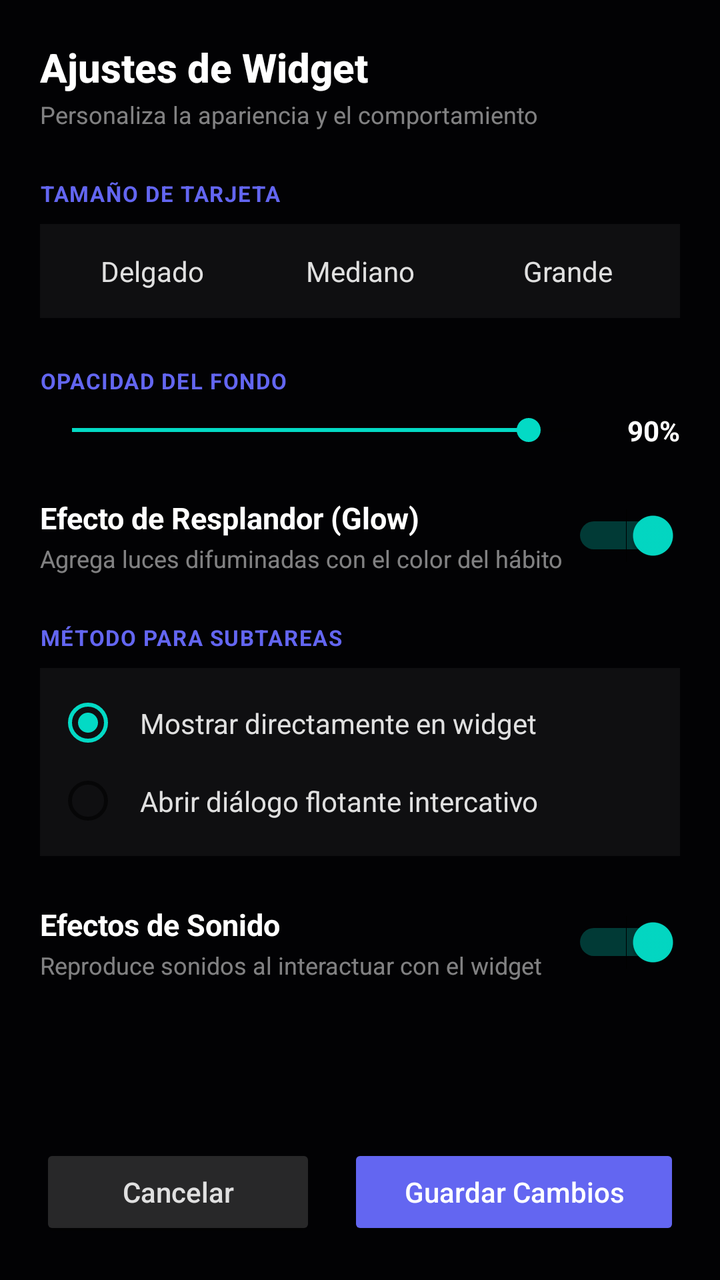
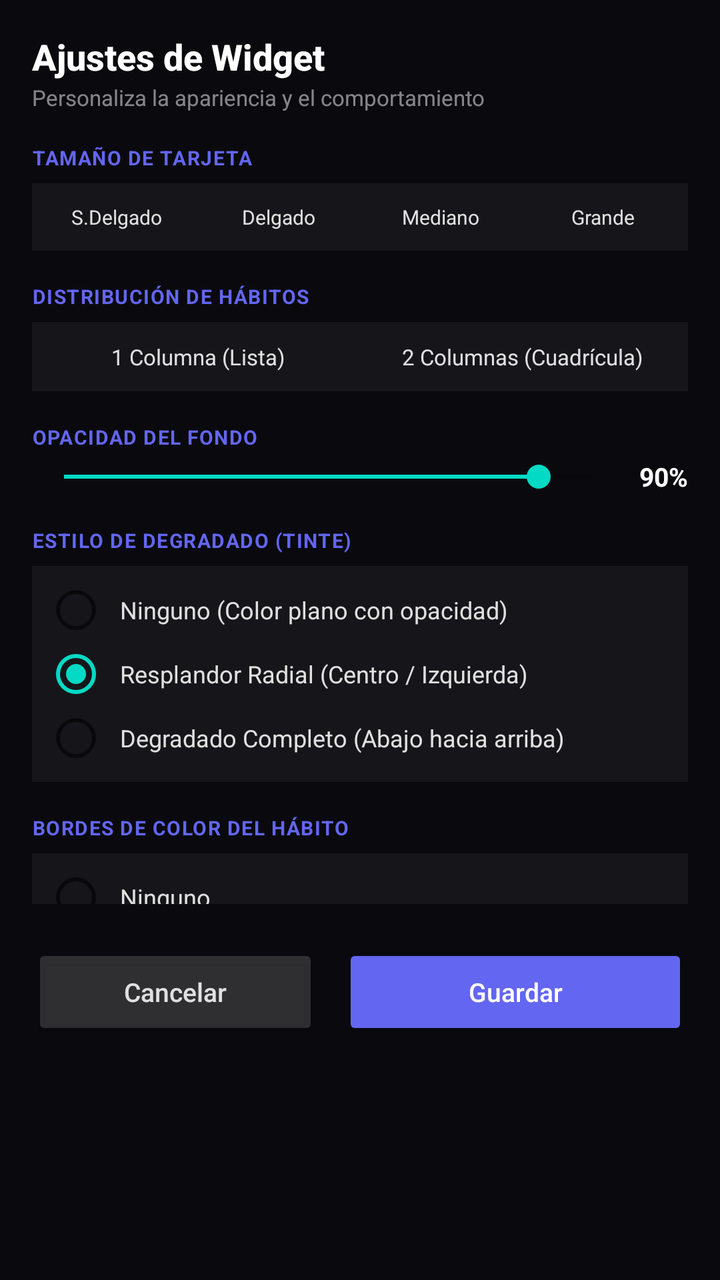

An Android layout rendered at two revisions. The XML below is the earlier revision; the diff shows what the commit changed to produce the second picture.
<!-- AndroidManifest.xml: application theme AppTheme -->
<!-- res/layout/widget_config_activity.xml -->
<?xml version="1.0" encoding="utf-8"?>
<LinearLayout xmlns:android="http://schemas.android.com/apk/res/android"
    android:layout_width="match_parent"
    android:layout_height="match_parent"
    android:orientation="vertical"
    android:background="#020204"
    android:padding="20dp">

    
    <RelativeLayout
        android:layout_width="match_parent"
        android:layout_height="wrap_content"
        android:layout_marginBottom="24dp">

        <TextView
            android:id="@+id/config_title"
            android:layout_width="wrap_content"
            android:layout_height="wrap_content"
            android:text="Ajustes de Widget"
            android:textColor="#FFFFFF"
            android:textSize="20sp"
            android:textStyle="bold"
            android:fontFamily="sans-serif-medium" />

        <TextView
            android:layout_width="wrap_content"
            android:layout_height="wrap_content"
            android:layout_below="@id/config_title"
            android:text="Personaliza la apariencia y el comportamiento"
            android:textColor="#80FFFFFF"
            android:textSize="12sp"
            android:layout_marginTop="2dp" />

    </RelativeLayout>

    <ScrollView
        android:layout_width="match_parent"
        android:layout_height="0dp"
        android:layout_weight="1"
        android:scrollbars="none">

        <LinearLayout
            android:layout_width="match_parent"
            android:layout_height="wrap_content"
            android:orientation="vertical">

            
            <TextView
                android:layout_width="wrap_content"
                android:layout_height="wrap_content"
                android:text="TAMAÑO DE TARJETA"
                android:textColor="#6366f1"
                android:textSize="11sp"
                android:textStyle="bold"
                android:letterSpacing="0.05"
                android:layout_marginBottom="8dp" />

            <RadioGroup
                android:id="@+id/config_size_group"
                android:layout_width="match_parent"
                android:layout_height="wrap_content"
                android:orientation="horizontal"
                android:layout_marginBottom="24dp"
                android:background="#0DFFFFFF"
                android:padding="4dp"
                android:gravity="center">

                <RadioButton
                    android:id="@+id/config_size_thin"
                    android:layout_width="0dp"
                    android:layout_height="wrap_content"
                    android:layout_weight="1"
                    android:text="Delgado"
                    android:textColor="#E0E0E0"
                    android:button="@null"
                    android:gravity="center"
                    android:padding="10dp"
                    android:background="@android:color/transparent" />

                <RadioButton
                    android:id="@+id/config_size_medium"
                    android:layout_width="0dp"
                    android:layout_height="wrap_content"
                    android:layout_weight="1"
                    android:text="Mediano"
                    android:textColor="#E0E0E0"
                    android:button="@null"
                    android:gravity="center"
                    android:padding="10dp"
                    android:background="@android:color/transparent"
                    android:checked="true" />

                <RadioButton
                    android:id="@+id/config_size_large"
                    android:layout_width="0dp"
                    android:layout_height="wrap_content"
                    android:layout_weight="1"
                    android:text="Grande"
                    android:textColor="#E0E0E0"
                    android:button="@null"
                    android:gravity="center"
                    android:padding="10dp"
                    android:background="@android:color/transparent" />

            </RadioGroup>

            
            <TextView
                android:layout_width="wrap_content"
                android:layout_height="wrap_content"
                android:text="OPACIDAD DEL FONDO"
                android:textColor="#6366f1"
                android:textSize="11sp"
                android:textStyle="bold"
                android:letterSpacing="0.05"
                android:layout_marginBottom="8dp" />

            <LinearLayout
                android:layout_width="match_parent"
                android:layout_height="wrap_content"
                android:orientation="horizontal"
                android:gravity="center_vertical"
                android:layout_marginBottom="24dp">

                <SeekBar
                    android:id="@+id/config_opacity_seekbar"
                    android:layout_width="0dp"
                    android:layout_height="wrap_content"
                    android:layout_weight="1"
                    android:max="100"
                    android:progress="90" />

                <TextView
                    android:id="@+id/config_opacity_value"
                    android:layout_width="wrap_content"
                    android:layout_height="wrap_content"
                    android:text="90%"
                    android:textColor="#FFFFFF"
                    android:textSize="14sp"
                    android:textStyle="bold"
                    android:layout_marginStart="8dp" />

            </LinearLayout>

            
            <RelativeLayout
                android:layout_width="match_parent"
                android:layout_height="wrap_content"
                android:layout_marginBottom="24dp">

                <TextView
                    android:id="@+id/glow_title"
                    android:layout_width="wrap_content"
                    android:layout_height="wrap_content"
                    android:text="Efecto de Resplandor (Glow)"
                    android:textColor="#FFFFFF"
                    android:textSize="15sp"
                    android:textStyle="bold" />

                <TextView
                    android:layout_width="wrap_content"
                    android:layout_height="wrap_content"
                    android:layout_below="@id/glow_title"
                    android:text="Agrega luces difuminadas con el color del hábito"
                    android:textColor="#80FFFFFF"
                    android:textSize="12sp"
                    android:layout_marginTop="2dp" />

                <Switch
                    android:id="@+id/config_glow_switch"
                    android:layout_width="wrap_content"
                    android:layout_height="wrap_content"
                    android:layout_alignParentEnd="true"
                    android:layout_centerVertical="true"
                    android:checked="true" />

            </RelativeLayout>

            
            <TextView
                android:layout_width="wrap_content"
                android:layout_height="wrap_content"
                android:text="MÉTODO PARA SUBTAREAS"
                android:textColor="#6366f1"
                android:textSize="11sp"
                android:textStyle="bold"
                android:letterSpacing="0.05"
                android:layout_marginBottom="8dp" />

            <RadioGroup
                android:id="@+id/config_checklist_group"
                android:layout_width="match_parent"
                android:layout_height="wrap_content"
                android:orientation="vertical"
                android:layout_marginBottom="24dp"
                android:background="#0DFFFFFF"
                android:padding="8dp">

                <RadioButton
                    android:id="@+id/config_checklist_direct"
                    android:layout_width="match_parent"
                    android:layout_height="wrap_content"
                    android:text="Mostrar directamente en widget"
                    android:textColor="#E0E0E0"
                    android:padding="10dp"
                    android:checked="true" />

                <RadioButton
                    android:id="@+id/config_checklist_dialog"
                    android:layout_width="match_parent"
                    android:layout_height="wrap_content"
                    android:text="Abrir diálogo flotante intercativo"
                    android:textColor="#E0E0E0"
                    android:padding="10dp" />

            </RadioGroup>

            
            <RelativeLayout
                android:layout_width="match_parent"
                android:layout_height="wrap_content"
                android:layout_marginBottom="24dp">

                <TextView
                    android:id="@+id/sound_title"
                    android:layout_width="wrap_content"
                    android:layout_height="wrap_content"
                    android:text="Efectos de Sonido"
                    android:textColor="#FFFFFF"
                    android:textSize="15sp"
                    android:textStyle="bold" />

                <TextView
                    android:layout_width="wrap_content"
                    android:layout_height="wrap_content"
                    android:layout_below="@id/sound_title"
                    android:text="Reproduce sonidos al interactuar con el widget"
                    android:textColor="#80FFFFFF"
                    android:textSize="12sp"
                    android:layout_marginTop="2dp" />

                <Switch
                    android:id="@+id/config_sound_switch"
                    android:layout_width="wrap_content"
                    android:layout_height="wrap_content"
                    android:layout_alignParentEnd="true"
                    android:layout_centerVertical="true"
                    android:checked="true" />

            </RelativeLayout>

        </LinearLayout>

    </ScrollView>

    
    <LinearLayout
        android:layout_width="match_parent"
        android:layout_height="wrap_content"
        android:orientation="horizontal"
        android:gravity="center"
        android:layout_marginTop="16dp">

        <Button
            android:id="@+id/config_cancel_btn"
            android:layout_width="0dp"
            android:layout_height="wrap_content"
            android:layout_weight="1"
            android:text="Cancelar"
            android:textColor="#E0E0E0"
            android:backgroundTint="#26FFFFFF"
            android:layout_marginEnd="8dp"
            android:textAllCaps="false" />

        <Button
            android:id="@+id/config_save_btn"
            android:layout_width="0dp"
            android:layout_height="wrap_content"
            android:layout_weight="1.2"
            android:text="Guardar Cambios"
            android:textColor="#FFFFFF"
            android:backgroundTint="#6366f1"
            android:layout_marginStart="8dp"
            android:textAllCaps="false" />

    </LinearLayout>

</LinearLayout>
<!-- resources referenced by this layout -->
<resources>
  <style name="AppTheme" parent="Theme.AppCompat.Light.DarkActionBar">
          
          <item name="colorPrimary">@color/colorPrimary</item>
          <item name="colorPrimaryDark">@color/colorPrimaryDark</item>
          <item name="colorAccent">@color/colorAccent</item>
      </style>
</resources>

<!-- the commit's change to res/layout/widget_config_activity.xml (unified diff, before → after) -->
@@ -1,16 +1,17 @@
 <?xml version="1.0" encoding="utf-8"?>
 <LinearLayout xmlns:android="http://schemas.android.com/apk/res/android"
     android:layout_width="match_parent"
-    android:layout_height="match_parent"
+    android:layout_height="wrap_content"
     android:orientation="vertical"
-    android:background="#020204"
-    android:padding="20dp">
+    android:background="#0A0A0E"
+    android:padding="16dp"
+    android:elevation="8dp">
 
     
     <RelativeLayout
         android:layout_width="match_parent"
         android:layout_height="wrap_content"
-        android:layout_marginBottom="24dp">
+        android:layout_marginBottom="16dp">
 
         <TextView
             android:id="@+id/config_title"
@@ -18,7 +19,7 @@
             android:layout_height="wrap_content"
             android:text="Ajustes de Widget"
             android:textColor="#FFFFFF"
-            android:textSize="20sp"
+            android:textSize="18sp"
             android:textStyle="bold"
             android:fontFamily="sans-serif-medium" />
 
@@ -28,16 +29,16 @@
             android:layout_below="@id/config_title"
             android:text="Personaliza la apariencia y el comportamiento"
             android:textColor="#80FFFFFF"
-            android:textSize="12sp"
-            android:layout_marginTop="2dp" />
+            android:textSize="11sp"
+            android:layout_marginTop="1dp" />
 
     </RelativeLayout>
 
     <ScrollView
         android:layout_width="match_parent"
-        android:layout_height="0dp"
-        android:layout_weight="1"
-        android:scrollbars="none">
+        android:layout_height="380dp"
+        android:scrollbars="none"
+        android:layout_marginBottom="12dp">
 
         <LinearLayout
             android:layout_width="match_parent"
@@ -50,20 +51,31 @@
                 android:layout_height="wrap_content"
                 android:text="TAMAÑO DE TARJETA"
                 android:textColor="#6366f1"
-                android:textSize="11sp"
-                android:textStyle="bold"
-                android:letterSpacing="0.05"
-                android:layout_marginBottom="8dp" />
+                android:textSize="10sp"
+                android:textStyle="bold"
+                android:letterSpacing="0.05"
+                android:layout_marginBottom="6dp" />
 
             <RadioGroup
                 android:id="@+id/config_size_group"
                 android:layout_width="match_parent"
                 android:layout_height="wrap_content"
                 android:orientation="horizontal"
-                android:layout_marginBottom="24dp"
+                android:layout_marginBottom="16dp"
                 android:background="#0DFFFFFF"
-                android:padding="4dp"
-                android:gravity="center">
+                android:padding="2dp">
+
+                <RadioButton
+                    android:id="@+id/config_size_super_thin"
+                    android:layout_width="0dp"
+                    android:layout_height="wrap_content"
+                    android:layout_weight="1"
+                    android:text="S.Delgado"
+                    android:textColor="#E0E0E0"
+                    android:textSize="10sp"
+                    android:button="@null"
+                    android:gravity="center"
+                    android:padding="8dp" />
 
                 <RadioButton
                     android:id="@+id/config_size_thin"
@@ -72,10 +84,10 @@
                     android:layout_weight="1"
                     android:text="Delgado"
                     android:textColor="#E0E0E0"
-                    android:button="@null"
-                    android:gravity="center"
-                    android:padding="10dp"
-                    android:background="@android:color/transparent" />
+                    android:textSize="10sp"
+                    android:button="@null"
+                    android:gravity="center"
+                    android:padding="8dp" />
 
                 <RadioButton
                     android:id="@+id/config_size_medium"
@@ -84,10 +96,10 @@
                     android:layout_weight="1"
                     android:text="Mediano"
                     android:textColor="#E0E0E0"
-                    android:button="@null"
-                    android:gravity="center"
-                    android:padding="10dp"
-                    android:background="@android:color/transparent"
+                    android:textSize="10sp"
+                    android:button="@null"
+                    android:gravity="center"
+                    android:padding="8dp"
                     android:checked="true" />
 
                 <RadioButton
@@ -97,10 +109,10 @@
                     android:layout_weight="1"
                     android:text="Grande"
                     android:textColor="#E0E0E0"
-                    android:button="@null"
-                    android:gravity="center"
-                    android:padding="10dp"
-                    android:background="@android:color/transparent" />
+                    android:textSize="10sp"
+                    android:button="@null"
+                    android:gravity="center"
+                    android:padding="8dp" />
 
             </RadioGroup>
 
@@ -108,19 +120,66 @@
             <TextView
                 android:layout_width="wrap_content"
                 android:layout_height="wrap_content"
+                android:text="DISTRIBUCIÓN DE HÁBITOS"
+                android:textColor="#6366f1"
+                android:textSize="10sp"
+                android:textStyle="bold"
+                android:letterSpacing="0.05"
+                android:layout_marginBottom="6dp" />
+
+            <RadioGroup
+                android:id="@+id/config_columns_group"
+                android:layout_width="match_parent"
+                android:layout_height="wrap_content"
+                android:orientation="horizontal"
+                android:layout_marginBottom="16dp"
+                android:background="#0DFFFFFF"
+                android:padding="2dp">
+
+                <RadioButton
+                    android:id="@+id/config_cols_1"
+                    android:layout_width="0dp"
+                    android:layout_height="wrap_content"
+                    android:layout_weight="1"
+                    android:text="1 Columna (Lista)"
+                    android:textColor="#E0E0E0"
+                    android:textSize="11sp"
+                    android:button="@null"
+                    android:gravity="center"
+                    android:padding="8dp"
+                    android:checked="true" />
+
+                <RadioButton
+                    android:id="@+id/config_cols_2"
+                    android:layout_width="0dp"
+                    android:layout_height="wrap_content"
+                    android:layout_weight="1"
+                    android:text="2 Columnas (Cuadrícula)"
+                    android:textColor="#E0E0E0"
+                    android:textSize="11sp"
+                    android:button="@null"
+                    android:gravity="center"
+                    android:padding="8dp" />
+
+            </RadioGroup>
+
+            
+            <TextView
+                android:layout_width="wrap_content"
+                android:layout_height="wrap_content"
                 android:text="OPACIDAD DEL FONDO"
                 android:textColor="#6366f1"
-                android:textSize="11sp"
-                android:textStyle="bold"
-                android:letterSpacing="0.05"
-                android:layout_marginBottom="8dp" />
+                android:textSize="10sp"
+                android:textStyle="bold"
+                android:letterSpacing="0.05"
+                android:layout_marginBottom="4dp" />
 
             <LinearLayout
                 android:layout_width="match_parent"
                 android:layout_height="wrap_content"
                 android:orientation="horizontal"
                 android:gravity="center_vertical"
-                android:layout_marginBottom="24dp">
+                android:layout_marginBottom="16dp">
 
                 <SeekBar
                     android:id="@+id/config_opacity_seekbar"
@@ -136,45 +195,120 @@
                     android:layout_height="wrap_content"
                     android:text="90%"
                     android:textColor="#FFFFFF"
-                    android:textSize="14sp"
+                    android:textSize="13sp"
                     android:textStyle="bold"
                     android:layout_marginStart="8dp" />
 
             </LinearLayout>
 
             
-            <RelativeLayout
-                android:layout_width="match_parent"
-                android:layout_height="wrap_content"
-                android:layout_marginBottom="24dp">
-
-                <TextView
-                    android:id="@+id/glow_title"
-                    android:layout_width="wrap_content"
-                    android:layout_height="wrap_content"
-                    android:text="Efecto de Resplandor (Glow)"
-                    android:textColor="#FFFFFF"
-                    android:textSize="15sp"
-                    android:textStyle="bold" />
-
-                <TextView
-                    android:layout_width="wrap_content"
-                    android:layout_height="wrap_content"
-                    android:layout_below="@id/glow_title"
-                    android:text="Agrega luces difuminadas con el color del hábito"
-                    android:textColor="#80FFFFFF"
-                    android:textSize="12sp"
-                    android:layout_marginTop="2dp" />
-
-                <Switch
-                    android:id="@+id/config_glow_switch"
-                    android:layout_width="wrap_content"
-                    android:layout_height="wrap_content"
-                    android:layout_alignParentEnd="true"
-                    android:layout_centerVertical="true"
-                    android:checked="true" />
-
-            </RelativeLayout>
+            <TextView
+                android:layout_width="wrap_content"
+                android:layout_height="wrap_content"
+                android:text="ESTILO DE DEGRADADO (TINTE)"
+                android:textColor="#6366f1"
+                android:textSize="10sp"
+                android:textStyle="bold"
+                android:letterSpacing="0.05"
+                android:layout_marginBottom="6dp" />
+
+            <RadioGroup
+                android:id="@+id/config_gradient_group"
+                android:layout_width="match_parent"
+                android:layout_height="wrap_content"
+                android:orientation="vertical"
+                android:layout_marginBottom="16dp"
+                android:background="#0DFFFFFF"
+                android:padding="6dp">
+
+                <RadioButton
+                    android:id="@+id/config_grad_none"
+                    android:layout_width="match_parent"
+                    android:layout_height="wrap_content"
+                    android:text="Ninguno (Color plano con opacidad)"
+                    android:textColor="#E0E0E0"
+                    android:textSize="12sp"
+                    android:padding="6dp" />
+
+                <RadioButton
+                    android:id="@+id/config_grad_radial"
+                    android:layout_width="match_parent"
+                    android:layout_height="wrap_content"
+                    android:text="Resplandor Radial (Centro / Izquierda)"
+                    android:textColor="#E0E0E0"
+                    android:textSize="12sp"
+                    android:padding="6dp"
+                    android:checked="true" />
+
+                <RadioButton
+                    android:id="@+id/config_grad_vertical"
+                    android:layout_width="match_parent"
+                    android:layout_height="wrap_content"
+                    android:text="Degradado Completo (Abajo hacia arriba)"
+                    android:textColor="#E0E0E0"
+                    android:textSize="12sp"
+                    android:padding="6dp" />
+
+            </RadioGroup>
+
+            
+            <TextView
+                android:layout_width="wrap_content"
+                android:layout_height="wrap_content"
+                android:text="BORDES DE COLOR DEL HÁBITO"
+                android:textColor="#6366f1"
+                android:textSize="10sp"
+                android:textStyle="bold"
+                android:letterSpacing="0.05"
+                android:layout_marginBottom="6dp" />
+
+            <RadioGroup
+                android:id="@+id/config_border_group"
+                android:layout_width="match_parent"
+                android:layout_height="wrap_content"
+                android:orientation="vertical"
+                android:layout_marginBottom="16dp"
+                android:background="#0DFFFFFF"
+                android:padding="6dp">
+
+                <RadioButton
+                    android:id="@+id/config_border_none"
+                    android:layout_width="match_parent"
+                    android:layout_height="wrap_content"
+                    android:text="Ninguno"
+                    android:textColor="#E0E0E0"
+                    android:textSize="12sp"
+                    android:padding="6dp" />
+
+                <RadioButton
+                    android:id="@+id/config_border_card"
+                    android:layout_width="match_parent"
+                    android:layout_height="wrap_content"
+                    android:text="Borde de la tarjeta del hábito"
+                    android:textColor="#E0E0E0"
+                    android:textSize="12sp"
+                    android:padding="6dp" />
+
+                <RadioButton
+                    android:id="@+id/config_border_circle"
+                    android:layout_width="match_parent"
+                    android:layout_height="wrap_content"
+                    android:text="Borde del círculo del completado"
+                    android:textColor="#E0E0E0"
+                    android:textSize="12sp"
+                    android:padding="6dp" />
+
+                <RadioButton
+                    android:id="@+id/config_border_both"
+                    android:layout_width="match_parent"
+                    android:layout_height="wrap_content"
+                    android:text="Ambos (Borde de tarjeta y de círculo)"
+                    android:textColor="#E0E0E0"
+                    android:textSize="12sp"
+                    android:padding="6dp"
+                    android:checked="true" />
+
+            </RadioGroup>
 
             
             <TextView
@@ -182,19 +316,19 @@
                 android:layout_height="wrap_content"
                 android:text="MÉTODO PARA SUBTAREAS"
                 android:textColor="#6366f1"
-                android:textSize="11sp"
-                android:textStyle="bold"
-                android:letterSpacing="0.05"
-                android:layout_marginBottom="8dp" />
+                android:textSize="10sp"
+                android:textStyle="bold"
+                android:letterSpacing="0.05"
+                android:layout_marginBottom="6dp" />
 
             <RadioGroup
                 android:id="@+id/config_checklist_group"
                 android:layout_width="match_parent"
                 android:layout_height="wrap_content"
                 android:orientation="vertical"
-                android:layout_marginBottom="24dp"
+                android:layout_marginBottom="16dp"
                 android:background="#0DFFFFFF"
-                android:padding="8dp">
+                android:padding="6dp">
 
                 <RadioButton
                     android:id="@+id/config_checklist_direct"
@@ -202,16 +336,18 @@
                     android:layout_height="wrap_content"
                     android:text="Mostrar directamente en widget"
                     android:textColor="#E0E0E0"
-                    android:padding="10dp"
+                    android:textSize="12sp"
+                    android:padding="6dp"
                     android:checked="true" />
 
                 <RadioButton
                     android:id="@+id/config_checklist_dialog"
                     android:layout_width="match_parent"
                     android:layout_height="wrap_content"
-                    android:text="Abrir diálogo flotante intercativo"
-                    android:textColor="#E0E0E0"
-                    android:padding="10dp" />
+                    android:text="Abrir diálogo flotante interactivo"
+                    android:textColor="#E0E0E0"
+                    android:textSize="12sp"
+                    android:padding="6dp" />
 
             </RadioGroup>
 
@@ -219,7 +355,7 @@
             <RelativeLayout
                 android:layout_width="match_parent"
                 android:layout_height="wrap_content"
-                android:layout_marginBottom="24dp">
+                android:layout_marginBottom="12dp">
 
                 <TextView
                     android:id="@+id/sound_title"
@@ -227,17 +363,16 @@
                     android:layout_height="wrap_content"
                     android:text="Efectos de Sonido"
                     android:textColor="#FFFFFF"
-                    android:textSize="15sp"
+                    android:textSize="13sp"
                     android:textStyle="bold" />
 
                 <TextView
                     android:layout_width="wrap_content"
                     android:layout_height="wrap_content"
                     android:layout_below="@id/sound_title"
-                    android:text="Reproduce sonidos al interactuar con el widget"
+                    android:text="Sonidos al interactuar con el widget"
                     android:textColor="#80FFFFFF"
-                    android:textSize="12sp"
-                    android:layout_marginTop="2dp" />
+                    android:textSize="11sp" />
 
                 <Switch
                     android:id="@+id/config_sound_switch"
@@ -259,7 +394,7 @@
         android:layout_height="wrap_content"
         android:orientation="horizontal"
         android:gravity="center"
-        android:layout_marginTop="16dp">
+        android:layout_marginTop="8dp">
 
         <Button
             android:id="@+id/config_cancel_btn"
@@ -269,7 +404,8 @@
             android:text="Cancelar"
             android:textColor="#E0E0E0"
             android:backgroundTint="#26FFFFFF"
-            android:layout_marginEnd="8dp"
+            android:layout_marginEnd="6dp"
+            android:textSize="13sp"
             android:textAllCaps="false" />
 
         <Button
@@ -277,10 +413,11 @@
             android:layout_width="0dp"
             android:layout_height="wrap_content"
             android:layout_weight="1.2"
-            android:text="Guardar Cambios"
+            android:text="Guardar"
             android:textColor="#FFFFFF"
             android:backgroundTint="#6366f1"
-            android:layout_marginStart="8dp"
+            android:layout_marginStart="6dp"
+            android:textSize="13sp"
             android:textAllCaps="false" />
 
     </LinearLayout>
